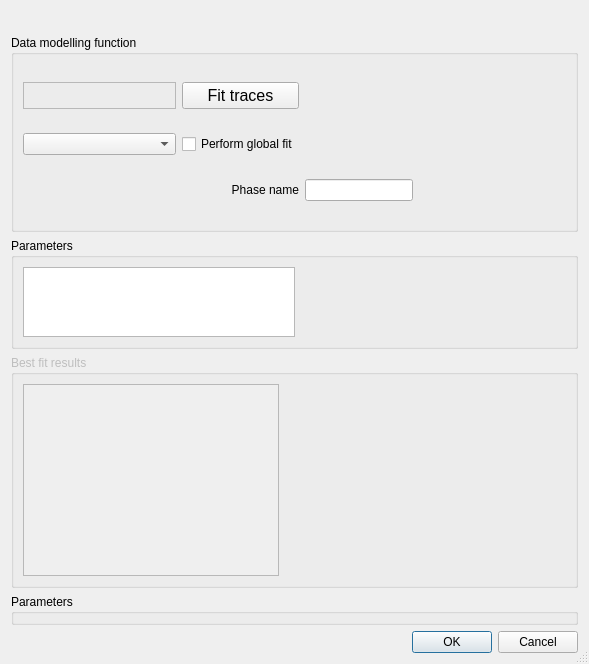
Qt form Resources/UI/scrutinize_dialog.ui (ubenu/Blits) before a commit.
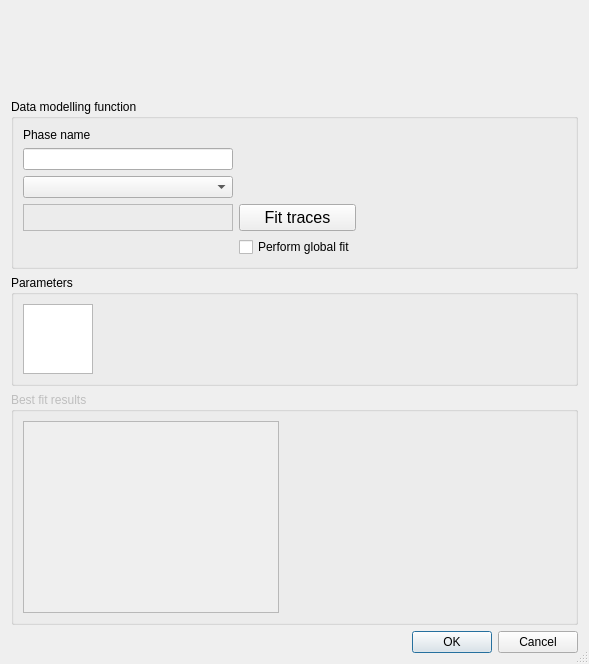
The same form after that commit.

```diff
--- a/Resources/UI/scrutinize_dialog.ui
+++ b/Resources/UI/scrutinize_dialog.ui
@@ -46,7 +46,7 @@
    <item>
     <widget class="QGroupBox" name="groupBox_2">
      <property name="sizePolicy">
-      <sizepolicy hsizetype="Preferred" vsizetype="Preferred">
+      <sizepolicy hsizetype="Preferred" vsizetype="Maximum">
        <horstretch>1</horstretch>
        <verstretch>1</verstretch>
       </sizepolicy>
@@ -55,7 +55,7 @@
       <string>Data modelling function</string>
      </property>
      <layout class="QGridLayout" name="gridLayout">
-      <item row="1" column="0">
+      <item row="3" column="0">
        <widget class="QLabel" name="txt_function">
         <property name="sizePolicy">
          <sizepolicy hsizetype="MinimumExpanding" vsizetype="Preferred">
@@ -84,7 +84,7 @@
         </property>
        </widget>
       </item>
-      <item row="1" column="1">
+      <item row="3" column="1">
        <widget class="QPushButton" name="btn_calc">
         <property name="sizePolicy">
          <sizepolicy hsizetype="Preferred" vsizetype="Fixed">
@@ -104,37 +104,27 @@
         </property>
        </widget>
       </item>
-      <item row="2" column="0">
-       <widget class="QComboBox" name="cmb_fit_function">
-        <property name="sizePolicy">
-         <sizepolicy hsizetype="MinimumExpanding" vsizetype="Fixed">
-          <horstretch>0</horstretch>
-          <verstretch>0</verstretch>
-         </sizepolicy>
-        </property>
-       </widget>
-      </item>
-      <item row="1" column="3">
-       <spacer name="horizontalSpacer_2">
-        <property name="orientation">
-         <enum>Qt::Horizontal</enum>
-        </property>
-        <property name="sizeHint" stdset="0">
-         <size>
-          <width>40</width>
-          <height>20</height>
-         </size>
-        </property>
-       </spacer>
-      </item>
-      <item row="2" column="1">
+      <item row="4" column="1">
        <widget class="QCheckBox" name="chk_global">
         <property name="text">
          <string>Perform global fit</string>
         </property>
        </widget>
       </item>
-      <item row="3" column="1">
+      <item row="3" column="4">
+       <spacer name="horizontalSpacer_2">
+        <property name="orientation">
+         <enum>Qt::Horizontal</enum>
+        </property>
+        <property name="sizeHint" stdset="0">
+         <size>
+          <width>40</width>
+          <height>20</height>
+         </size>
+        </property>
+       </spacer>
+      </item>
+      <item row="0" column="0">
        <widget class="QLabel" name="label">
         <property name="sizePolicy">
          <sizepolicy hsizetype="Preferred" vsizetype="Fixed">
@@ -146,11 +136,11 @@
          <string>Phase name</string>
         </property>
         <property name="alignment">
-         <set>Qt::AlignRight|Qt::AlignTrailing|Qt::AlignVCenter</set>
+         <set>Qt::AlignLeading|Qt::AlignLeft|Qt::AlignVCenter</set>
         </property>
        </widget>
       </item>
-      <item row="3" column="2">
+      <item row="1" column="0">
        <widget class="QLineEdit" name="txt_phase_id">
         <property name="sizePolicy">
          <sizepolicy hsizetype="Minimum" vsizetype="Fixed">
@@ -166,6 +156,16 @@
         </property>
        </widget>
       </item>
+      <item row="2" column="0">
+       <widget class="QComboBox" name="cmb_fit_function">
+        <property name="sizePolicy">
+         <sizepolicy hsizetype="MinimumExpanding" vsizetype="Fixed">
+          <horstretch>0</horstretch>
+          <verstretch>0</verstretch>
+         </sizepolicy>
+        </property>
+       </widget>
+      </item>
      </layout>
     </widget>
    </item>
@@ -190,7 +190,7 @@
          <bool>true</bool>
         </property>
         <property name="sizePolicy">
-         <sizepolicy hsizetype="MinimumExpanding" vsizetype="MinimumExpanding">
+         <sizepolicy hsizetype="Maximum" vsizetype="MinimumExpanding">
           <horstretch>0</horstretch>
           <verstretch>0</verstretch>
          </sizepolicy>
@@ -233,8 +233,11 @@
      <layout class="QHBoxLayout" name="horizontalLayout_2">
       <item>
        <widget class="QTableWidget" name="tbl_results">
+        <property name="enabled">
+         <bool>false</bool>
+        </property>
         <property name="sizePolicy">
-         <sizepolicy hsizetype="Preferred" vsizetype="Preferred">
+         <sizepolicy hsizetype="Maximum" vsizetype="Maximum">
           <horstretch>0</horstretch>
           <verstretch>0</verstretch>
          </sizepolicy>
@@ -257,19 +260,6 @@
      </layout>
     </widget>
    </item>
-   <item>
-    <widget class="QGroupBox" name="param_group">
-     <property name="sizePolicy">
-      <sizepolicy hsizetype="Preferred" vsizetype="Preferred">
-       <horstretch>0</horstretch>
-       <verstretch>0</verstretch>
-      </sizepolicy>
-     </property>
-     <property name="title">
-      <string>Parameters</string>
-     </property>
-    </widget>
-   </item>
    <item>
     <widget class="QDialogButtonBox" name="buttonBox">
      <property name="sizePolicy">
```
